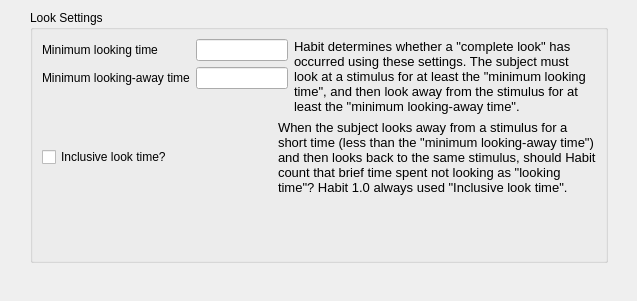
The window that libs/habutil/habit/HLookSettingsForm.ui (djsperka/habit2-src) describes before a commit, drawn with Qt 5.
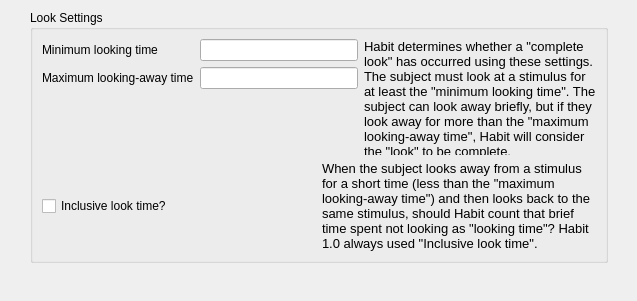
The same window after the commit.

```diff
--- a/libs/habutil/habit/HLookSettingsForm.ui
+++ b/libs/habutil/habit/HLookSettingsForm.ui
@@ -47,7 +47,7 @@
         <item row="1" column="0">
          <widget class="QLabel" name="label_2">
           <property name="text">
-           <string>Minimum looking-away time</string>
+           <string>Maximum looking-away time</string>
           </property>
          </widget>
         </item>
@@ -68,7 +68,7 @@
          </font>
         </property>
         <property name="text">
-         <string>Habit determines whether a &quot;complete look&quot; has occurred using these settings. The subject must look at a stimulus for at least the &quot;minimum looking time&quot;, and then look away from the stimulus for at least the &quot;minimum looking-away time&quot;.</string>
+         <string>&lt;html&gt;&lt;head/&gt;&lt;body&gt;&lt;p&gt;Habit determines whether a &amp;quot;complete look&amp;quot; has occurred using these settings. The subject must look at a stimulus for at least the &amp;quot;minimum looking time&amp;quot;. The subject can look away briefly, but if they look away for more than the &amp;quot;maximum looking-away time&amp;quot;, Habit will consider the &amp;quot;look&amp;quot; to be complete.&lt;/p&gt;&lt;/body&gt;&lt;/html&gt;</string>
         </property>
         <property name="wordWrap">
          <bool>true</bool>
@@ -94,7 +94,7 @@
          </font>
         </property>
         <property name="text">
-         <string>When the subject looks away from a stimulus for a short time (less than the &quot;minimum looking-away time&quot;) and then looks back to the same stimulus, should Habit count that brief time spent not looking as &quot;looking time&quot;? Habit 1.0 always used &quot;Inclusive look time&quot;.</string>
+         <string>&lt;html&gt;&lt;head/&gt;&lt;body&gt;&lt;p&gt;When the subject looks away from a stimulus for a short time (less than the &amp;quot;maximum looking-away time&amp;quot;) and then looks back to the same stimulus, should Habit count that brief time spent not looking as &amp;quot;looking time&amp;quot;? Habit 1.0 always used &amp;quot;Inclusive look time&amp;quot;.&lt;/p&gt;&lt;/body&gt;&lt;/html&gt;</string>
         </property>
         <property name="wordWrap">
          <bool>true</bool>
```
